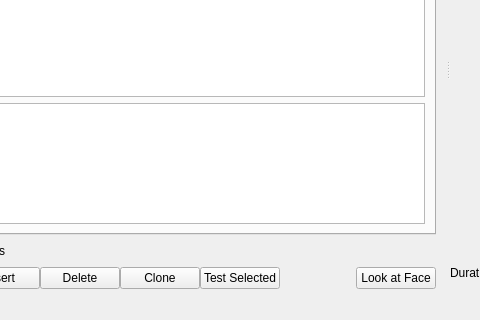
Above: slider_gui/src/slider_simple.ui from PR2/pr2_hack_the_future before the change; both pictures show x 139 to 619 and y 180 to 500 of the 1200 by 500 pixel window. Below: the same form after it.
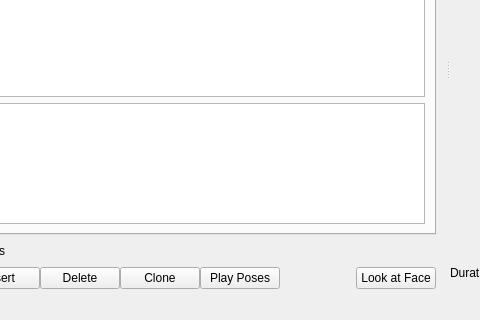
That is the form after the change.

Commit message: added play starting from selection, modified playing row on single click

```diff
--- a/slider_gui/src/slider_simple.ui
+++ b/slider_gui/src/slider_simple.ui
@@ -395,7 +395,7 @@
              <locale language="English" country="UnitedStates"/>
             </property>
             <property name="text">
-             <string>Test Selected</string>
+             <string>Play Poses</string>
             </property>
            </widget>
           </item>
```
Left out of the diff: 11 changed lines with no effect on the pictures. The commit also changes 1 other file.
